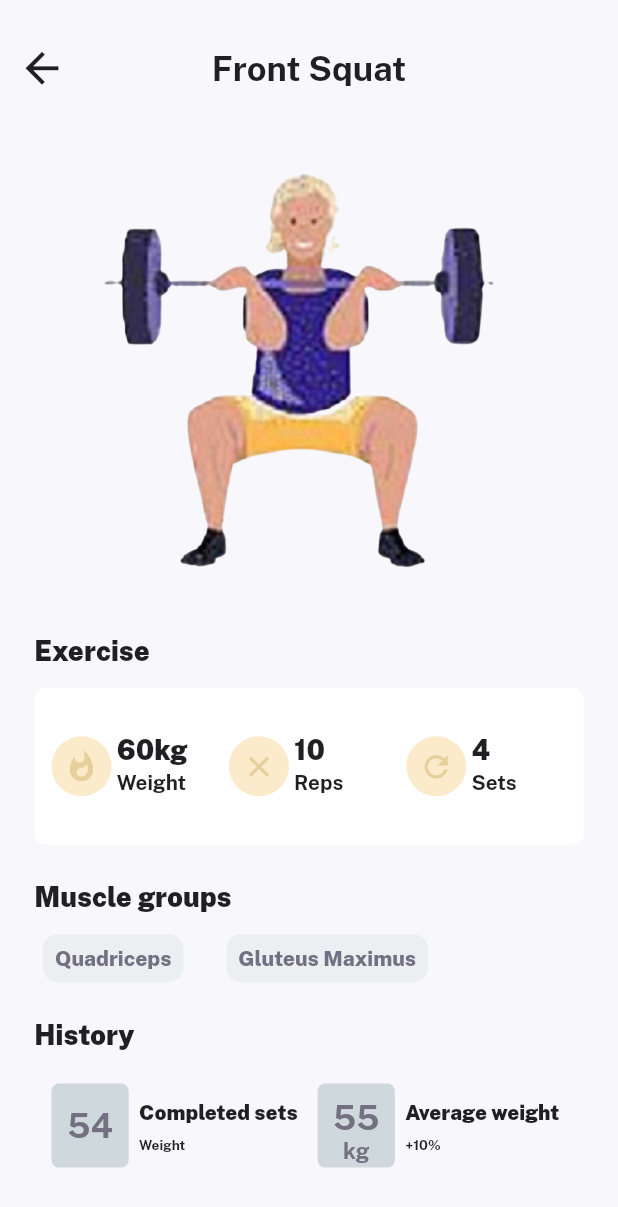
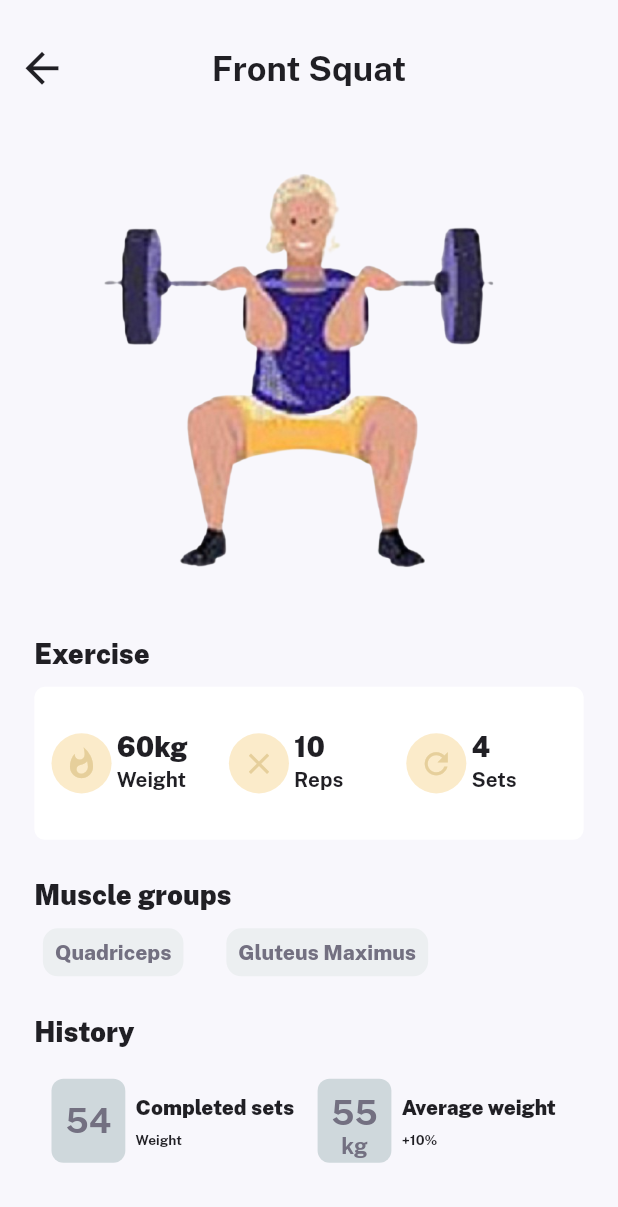
Before and after one commit to AchizuePriscilla/SCA-UI-Challenge, a Flutter app: the screen it shows after launch, after a tap on an icon or button, on a phone screen of 412 x 824 dp. Shown: the top 1207 px of the screen. Run offline on Flutter 3.47's test engine with Material 2 defaults, Android fonts, the phone set to English and light mode, and no system bars; our stand-ins replace flutter_screenutil, google_fonts.

Commit message:
some minor fixes

```diff
--- a/lib/screens/details.dart
+++ b/lib/screens/details.dart
@@ -56,7 +56,7 @@ class DetailsScreen extends StatelessWidget {
                           children: [
                             Container(
                               margin: EdgeInsets.symmetric(
-                                  horizontal: 0, vertical: 10.h),
+                                  horizontal: 0, vertical: 8.h),
                               child: Text(
                                 'Exercise',
                                 style: GoogleFonts.publicSans(
@@ -72,7 +72,7 @@ class DetailsScreen extends StatelessWidget {
                                   borderRadius: BorderRadius.circular(7),
                                   color: Colors.white),
                               padding: EdgeInsets.only(left: 10.w),
-                              height: 80.h,
+                              height: 78.h,
                               child: Row(children: [
                                 CustomCircularListTile(
                                   icon: Icons.whatshot,
@@ -98,7 +98,7 @@ class DetailsScreen extends StatelessWidget {
                           children: [
                             Container(
                               margin: EdgeInsets.only(
-                                  left: 0, right: 0, top: 10.h, bottom: 10.h),
+                                  left: 0, right: 0, top: 8.h, bottom: 8.h),
                               child: Text(
                                 'Muscle groups',
                                 style: GoogleFonts.publicSans(
@@ -124,7 +124,7 @@ class DetailsScreen extends StatelessWidget {
                           children: [
                             Container(
                               margin:
-                                  EdgeInsets.only(left: 0, right: 0, top: 10.h),
+                                  EdgeInsets.only(left: 0, right: 0, top: 8.h),
                               child: Text(
                                 'History',
                                 style: GoogleFonts.publicSans(
@@ -137,7 +137,7 @@ class DetailsScreen extends StatelessWidget {
                             ),
                             Container(
                               padding: EdgeInsets.only(left: 10.w),
-                              height: 75.h,
+                              height: 73.h,
                               child: Row(children: [
                                 CustomListTile(
                                   index: 54,
@@ -152,11 +152,11 @@ class DetailsScreen extends StatelessWidget {
                                         EdgeInsets.symmetric(horizontal: 0),
                                     horizontalTitleGap: 6.w,
                                     leading: Container(
-                                      height: 75.h,
-                                      width: 45.w,
+                                      height: 73.h,
+                                      width: 43.w,
                                       decoration: BoxDecoration(
                                         color: Colors.blueGrey.shade100,
-                                        borderRadius: BorderRadius.circular(5),
+                                        borderRadius: BorderRadius.circular(8),
                                       ),
                                       child: Center(
                                         child: Column(children: [
--- a/lib/screens/welcome.dart
+++ b/lib/screens/welcome.dart
@@ -15,6 +15,7 @@ class WelcomeScreen extends StatelessWidget {
           backgroundColor: Color(0xffF8F7FC),
           elevation: 0,
           toolbarHeight: 70.h,
+          centerTitle: false,
           title: Padding(
             padding: EdgeInsets.only(left: 8.w),
             child: Text('Good morning!',
@@ -42,7 +43,8 @@ class WelcomeScreen extends StatelessWidget {
                 TabBar(
                     isScrollable: true,
                     indicator: UnderlineTabIndicator(
-                      borderSide: BorderSide(width: 3.2),
+                      borderSide: BorderSide(
+                          width: 3.2, color: Colors.blueGrey.shade600),
                       insets: EdgeInsets.fromLTRB(-10, 0.0, 20.0, 0.0),
                     ),
                     labelPadding: EdgeInsets.only(top: 10.h, right: 30.h),
@@ -85,12 +87,12 @@ class WelcomeScreen extends StatelessWidget {
                           crossAxisAlignment: CrossAxisAlignment.start,
                           children: [
                             SizedBox(
-                              height: 40.h,
+                              height: 30.h,
                             ),
                             Container(
                               margin: EdgeInsets.symmetric(horizontal: 6.h),
                               child: Text(
-                                '8 exercises',
+                                '6 exercises',
                                 textAlign: TextAlign.left,
                                 style: GoogleFonts.publicSans(
                                     textStyle: TextStyle(
@@ -99,7 +101,7 @@ class WelcomeScreen extends StatelessWidget {
                               ),
                             ),
                             SizedBox(
-                              height: 30.h,
+                              height: 20.h,
                             ),
                             Expanded(
                               child: ListView(shrinkWrap: true, children: [
--- a/lib/shared/customListTile.dart
+++ b/lib/shared/customListTile.dart
@@ -28,11 +28,11 @@ class CustomListTile extends StatelessWidget {
               contentPadding: EdgeInsets.symmetric(horizontal: 0),
               horizontalTitleGap: 6.w,
               leading: Container(
-                  height: 75.h,
-                  width: 45.w,
+                  height: 73.h,
+                  width: 43.w,
                   decoration: BoxDecoration(
                     color: Colors.blueGrey.shade100,
-                    borderRadius: BorderRadius.circular(5),
+                    borderRadius: BorderRadius.circular(8),
                   ),
                   child: Center(
                       child: Text(index.toString(),
```
